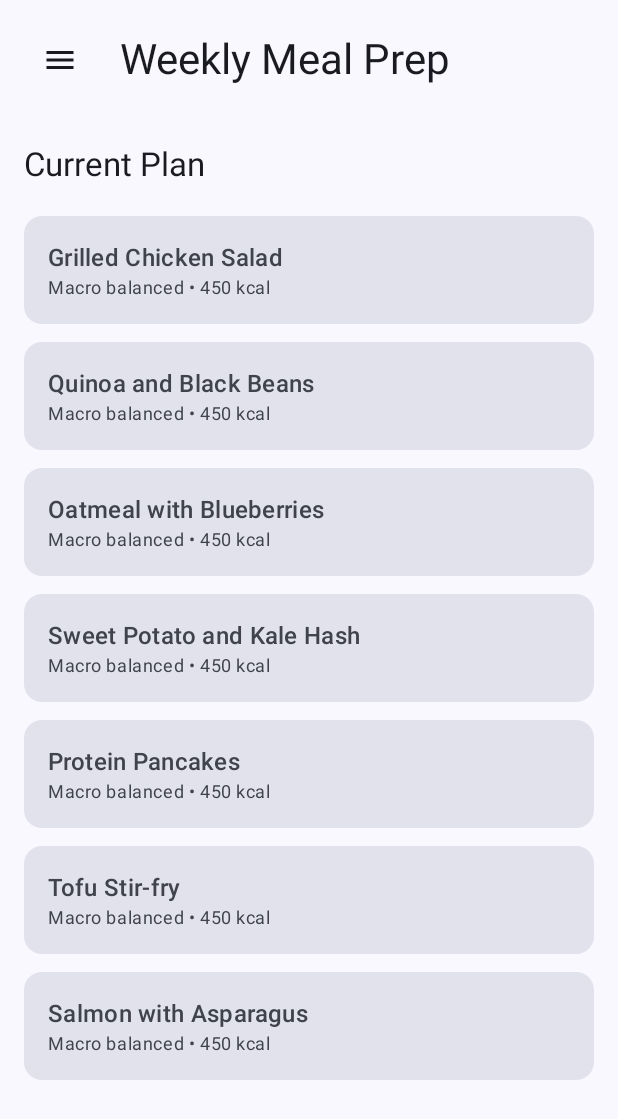
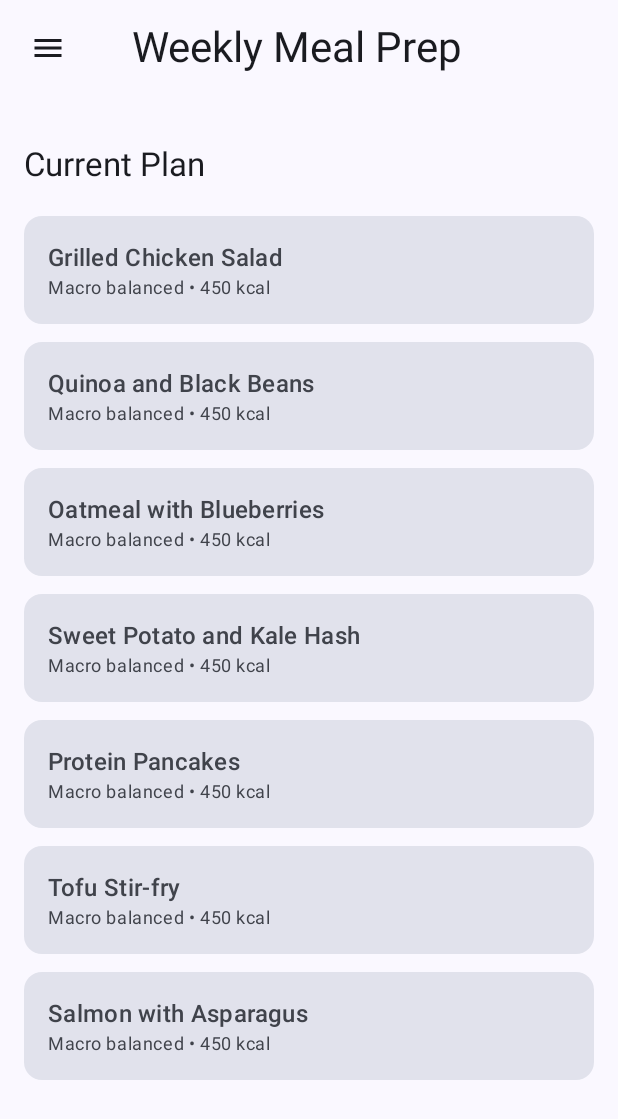
Before and after one commit to nNoidea/Fitnez2, an Android app built with Jetpack Compose: the composable FoodPrepScreen shown on its own in the app's theme, on a phone screen of 412 x 824 dp. Shown: the top 1119 px of the screen. Run offline under Robolectric (Android 15) with nearby library versions, the phone set to English and light mode, and no system bars.

Commit message:
refactor: Centralize HamburgerMenu padding and status bar handling, and ensure drawer snaps closed before navigation actions.

```diff
--- a/app/src/main/java/com/nnoidea/fitnez2/ui/components/HamburgerMenu.kt
+++ b/app/src/main/java/com/nnoidea/fitnez2/ui/components/HamburgerMenu.kt
@@ -1,24 +1,24 @@
 package com.nnoidea.fitnez2.ui.components
 
+import androidx.compose.foundation.layout.padding
+import androidx.compose.foundation.layout.statusBarsPadding
 import androidx.compose.material.icons.Icons
 import androidx.compose.material.icons.filled.Menu
 import androidx.compose.material3.Icon
 import androidx.compose.material3.IconButton
 import androidx.compose.runtime.Composable
 import androidx.compose.ui.Modifier
+import androidx.compose.ui.unit.dp
 
 @Composable
-fun HamburgerMenu(
-    onClick: () -> Unit,
-    modifier: Modifier = Modifier
-) {
+fun HamburgerMenu(onClick: () -> Unit, modifier: Modifier = Modifier) {
+    // In Breezy Weather, the hamburger is part of a Toolbar that handles status bar insets.
+    // We'll apply statusBarsPadding to ensure it's not overlapping with system icons,
+    // and use the standard Material 3 navigation icon offset.
     IconButton(
-        onClick = onClick,
-        modifier = modifier
-    ) {
-        Icon(
-            imageVector = Icons.Default.Menu,
-            contentDescription = "Open Navigation Drawer"
-        )
-    }
+            onClick = onClick,
+            modifier =
+                    modifier.statusBarsPadding()
+                            .padding(start = 8.dp, top = 8.dp, end = 16.dp, bottom = 8.dp)
+    ) { Icon(imageVector = Icons.Default.Menu, contentDescription = "Open Navigation Drawer") }
 }
--- a/app/src/main/java/com/nnoidea/fitnez2/ui/screens/FoodPrepScreen.kt
+++ b/app/src/main/java/com/nnoidea/fitnez2/ui/screens/FoodPrepScreen.kt
@@ -27,12 +27,18 @@ fun FoodPrepScreen(onOpenDrawer: () -> Unit) {
     Box(modifier = Modifier.fillMaxSize().background(MaterialTheme.colorScheme.background)) {
         Column(modifier = Modifier.fillMaxSize()) {
             Row(
-                    modifier = Modifier.fillMaxWidth().padding(16.dp),
+                    modifier =
+                            Modifier.fillMaxWidth()
+                                    .padding(bottom = 16.dp), // Removed top/start padding here
                     verticalAlignment = Alignment.CenterVertically
             ) {
                 HamburgerMenu(onClick = onOpenDrawer)
                 Spacer(modifier = Modifier.width(16.dp))
-                Text(text = "Weekly Meal Prep", style = MaterialTheme.typography.headlineMedium)
+                Text(
+                        text = "Weekly Meal Prep",
+                        style = MaterialTheme.typography.headlineMedium,
+                        modifier = Modifier.statusBarsPadding() // Align title with icon text-level
+                )
             }
 
             LazyColumn(
```
Also changed, not shown: app/src/main/java/com/nnoidea/fitnez2/MainActivity.kt (+11 -10 lines), app/src/main/java/com/nnoidea/fitnez2/ui/screens/HomeScreen.kt (+2 -25 lines), app/src/main/java/com/nnoidea/fitnez2/ui/screens/SettingsScreen.kt (+1 -6 lines).
